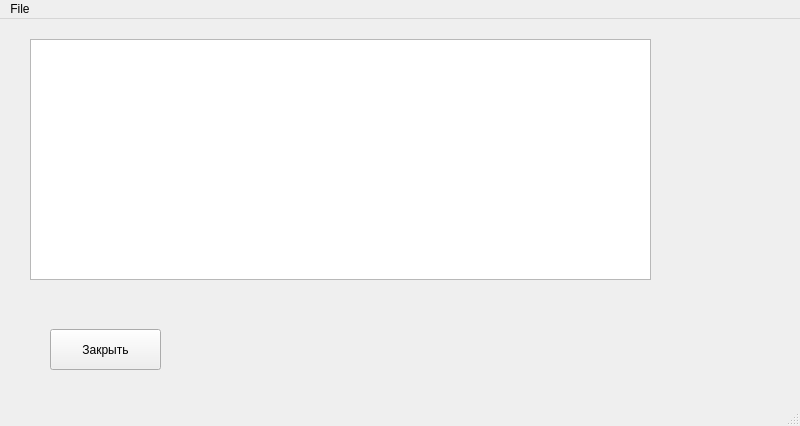
Qt form QTw/mainwindow.ui (MishIvan/UbuntuProjects) before a commit.
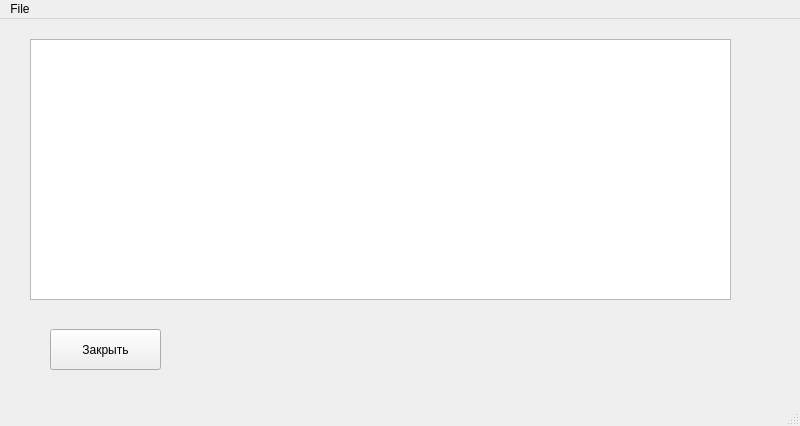
The same form after that commit. Icons and pictures are not drawn.

Diff of the .ui file:
```diff
--- a/QTw/mainwindow.ui
+++ b/QTw/mainwindow.ui
@@ -34,16 +34,6 @@
      <string>Закрыть</string>
     </property>
    </widget>
-   <widget class="QTextEdit" name="editor">
-    <property name="geometry">
-     <rect>
-      <x>30</x>
-      <y>20</y>
-      <width>621</width>
-      <height>241</height>
-     </rect>
-    </property>
-   </widget>
    <widget class="QLabel" name="picWidget">
     <property name="geometry">
      <rect>
@@ -57,6 +47,16 @@
      <string/>
     </property>
    </widget>
+   <widget class="QTableView" name="tableView">
+    <property name="geometry">
+     <rect>
+      <x>30</x>
+      <y>20</y>
+      <width>701</width>
+      <height>261</height>
+     </rect>
+    </property>
+   </widget>
   </widget>
   <widget class="QMenuBar" name="menubar">
    <property name="geometry">
```
